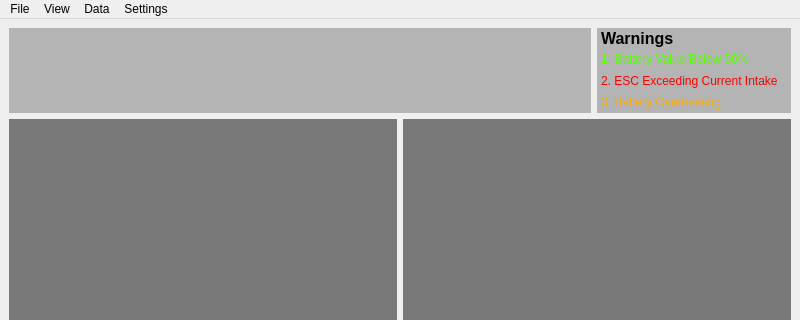
First picture: the form in ui-files/mainwindow.ui, repository Iwan-Rahman/PyQt-Interface-Forked, before the edit; both pictures show x 0 to 800 and y 0 to 320 of the 800 by 571 pixel window.
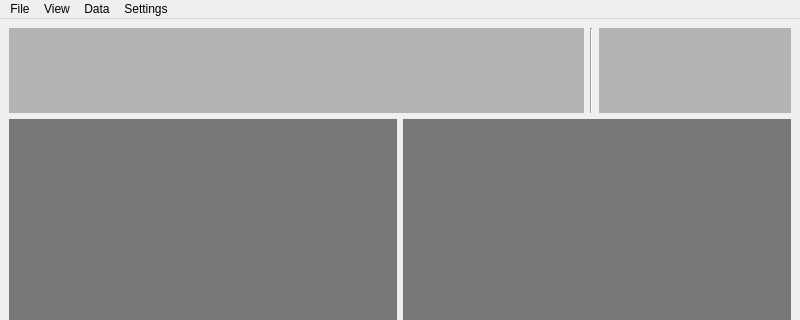
Second picture: the form after the edit.

```diff
--- a/ui-files/mainwindow.ui
+++ b/ui-files/mainwindow.ui
@@ -19,7 +19,7 @@
      <number>4</number>
     </property>
     <item>
-     <layout class="QHBoxLayout" name="horizontalLayout" stretch="3,1">
+     <layout class="QHBoxLayout" name="horizontalLayout" stretch="3,0,1">
       <item>
        <widget class="QWidget" name="connectionWidget" native="true">
         <property name="styleSheet">
@@ -27,12 +27,19 @@
         </property>
        </widget>
       </item>
+      <item>
+       <widget class="Line" name="line">
+        <property name="orientation">
+         <enum>Qt::Vertical</enum>
+        </property>
+       </widget>
+      </item>
       <item>
        <widget class="QWidget" name="warningWidget" native="true">
         <property name="styleSheet">
          <string notr="true">background-color: rgb(180, 180, 180);</string>
         </property>
-        <layout class="QVBoxLayout" name="verticalLayout_4" stretch="1,3">
+        <layout class="QVBoxLayout" name="verticalLayout_4" stretch="">
          <property name="spacing">
           <number>0</number>
          </property>
@@ -48,38 +55,6 @@
          <property name="bottomMargin">
           <number>0</number>
          </property>
-         <item>
-          <widget class="QLabel" name="label_4">
-           <property name="text">
-            <string>&lt;html&gt;&lt;head/&gt;&lt;body&gt;&lt;p&gt;&lt;span style=&quot; font-size:12pt; font-weight:700;&quot;&gt;Warnings&lt;/span&gt;&lt;/p&gt;&lt;/body&gt;&lt;/html&gt;</string>
-           </property>
-          </widget>
-         </item>
-         <item>
-          <layout class="QVBoxLayout" name="verticalLayout_3">
-           <item>
-            <widget class="QLabel" name="label">
-             <property name="text">
-              <string>&lt;html&gt;&lt;head/&gt;&lt;body&gt;&lt;p&gt;&lt;span style=&quot; color:#55ff00;&quot;&gt;1: Battery Value Below 50%&lt;/span&gt;&lt;/p&gt;&lt;/body&gt;&lt;/html&gt;</string>
-             </property>
-            </widget>
-           </item>
-           <item>
-            <widget class="QLabel" name="label_2">
-             <property name="text">
-              <string>&lt;html&gt;&lt;head/&gt;&lt;body&gt;&lt;p&gt;&lt;span style=&quot; color:#ff0000;&quot;&gt;2. ESC Exceeding Current Intake&lt;/span&gt;&lt;/p&gt;&lt;/body&gt;&lt;/html&gt;</string>
-             </property>
-            </widget>
-           </item>
-           <item>
-            <widget class="QLabel" name="label_3">
-             <property name="text">
-              <string>&lt;html&gt;&lt;head/&gt;&lt;body&gt;&lt;p&gt;&lt;span style=&quot; color:#ffaa00;&quot;&gt;3. Battery Overheating&lt;/span&gt;&lt;/p&gt;&lt;/body&gt;&lt;/html&gt;</string>
-             </property>
-            </widget>
-           </item>
-          </layout>
-         </item>
         </layout>
        </widget>
       </item>
```
